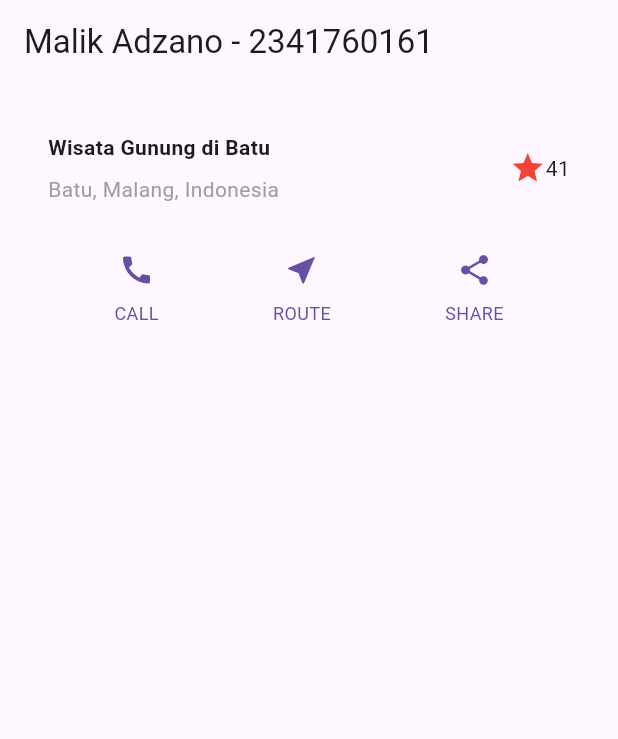
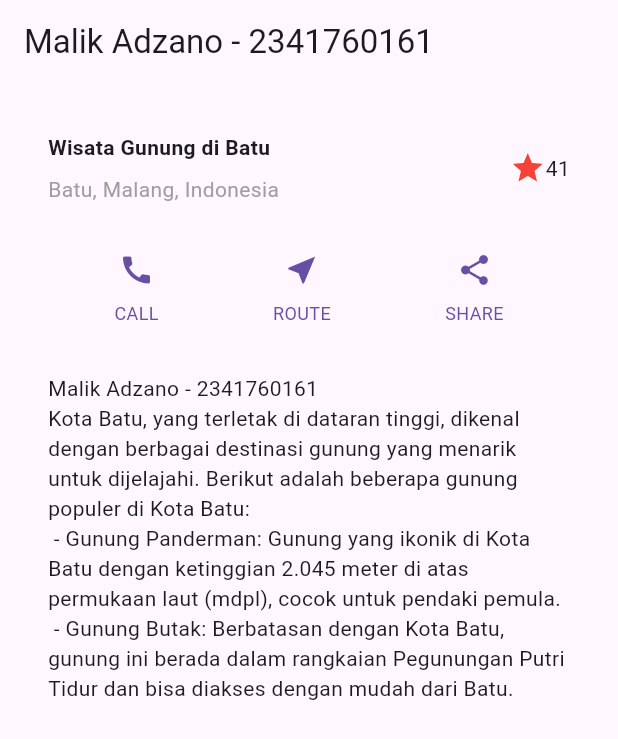
Before and after one commit to MalikAdz22/flutter-fundamental-part2, a Flutter app: the screen it shows after launch, on a phone screen of 412 x 824 dp. Shown: the top 739 px of the screen. Run offline on Flutter 3.47's test engine with Material 3 defaults, Android fonts, the phone set to English and light mode, and no system bars.

Commit message:
Modifikasi main (Implementasi text section) + readme

```diff
--- a/lib/main.dart
+++ b/lib/main.dart
@@ -56,6 +56,17 @@
       ],
     );
 
+    Widget textSection = Container(
+      padding: const EdgeInsets.all(32),
+      child: const Text(
+        'Malik Adzano - 2341760161\n'
+        'Kota Batu, yang terletak di dataran tinggi, dikenal dengan berbagai destinasi gunung yang menarik untuk dijelajahi. Berikut adalah beberapa gunung populer di Kota Batu:\n'
+        ' - Gunung Panderman: Gunung yang ikonik di Kota Batu dengan ketinggian 2.045 meter di atas permukaan laut (mdpl), cocok untuk pendaki pemula.\n'
+        ' - Gunung Butak: Berbatasan dengan Kota Batu, gunung ini berada dalam rangkaian Pegunungan Putri Tidur dan bisa diakses dengan mudah dari Batu.\n',
+        softWrap: true,
+      ),
+    );
+
     return MaterialApp(
       title: 'Flutter layout: Nama dan NIM Anda',
       home: Scaffold(
@@ -66,6 +77,7 @@
           children: [
             titleSection,
             buttonSection,
+            textSection,
           ],
         )
       ),
```
Also changed, not shown: images/readme/04.jpg (added), 1 other file.
